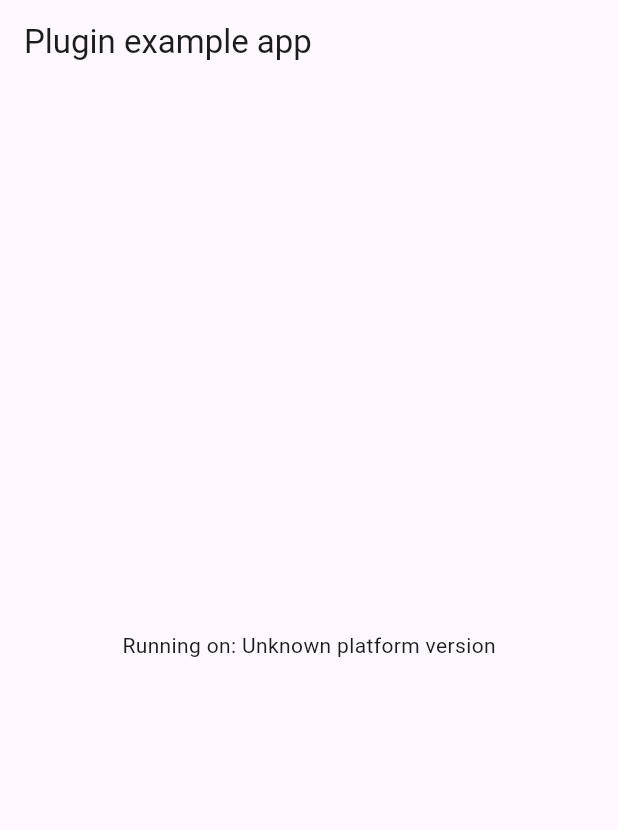
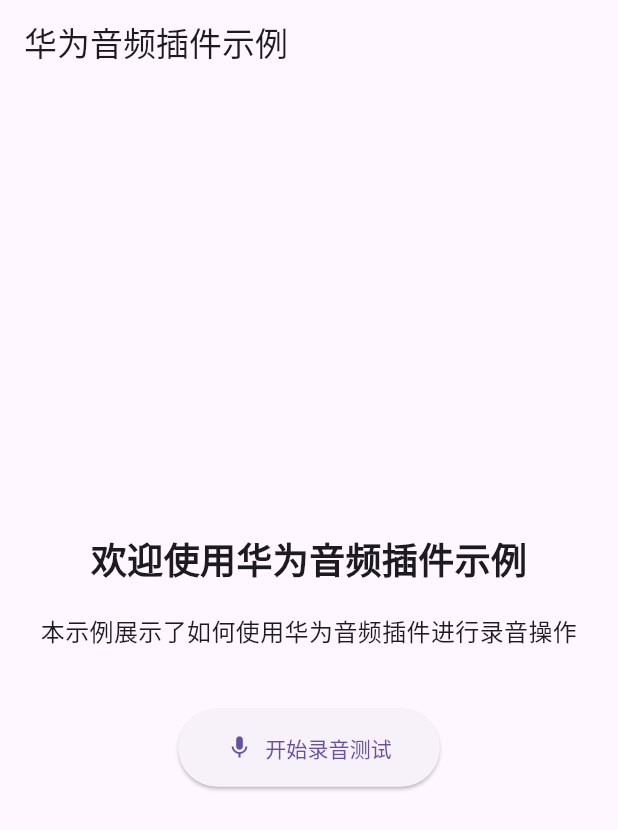
Before and after one commit to nottyjay/huawei_plugins, a Flutter app: the screen it shows after launch, on a phone screen of 412 x 824 dp. Shown: the top 830 px of the screen. Run offline on Flutter 3.47's test engine with Material 3 defaults, Android fonts, the phone set to English and light mode, and no system bars; our stand-ins replace plugin_platform_interface; missing offline and left inert: flutter_sound_record.

```diff
--- a/example/lib/main.dart
+++ b/example/lib/main.dart
@@ -1,61 +1,62 @@
 import 'package:flutter/material.dart';
-import 'dart:async';
-
-import 'package:flutter/services.dart';
-import 'package:huawei_flutter_plugins/huawei_flutter_plugins.dart';
+import 'pages/record_page.dart';
 
 void main() {
   runApp(const MyApp());
 }
 
-class MyApp extends StatefulWidget {
+class MyApp extends StatelessWidget {
   const MyApp({super.key});
-
-  @override
-  State<MyApp> createState() => _MyAppState();
-}
-
-class _MyAppState extends State<MyApp> {
-  String _platformVersion = 'Unknown';
-  final _huaweiFlutterPluginsPlugin = HuaweiFlutterPlugins();
-
-  @override
-  void initState() {
-    super.initState();
-    initPlatformState();
-  }
-
-  // Platform messages are asynchronous, so we initialize in an async method.
-  Future<void> initPlatformState() async {
-    String platformVersion;
-    // Platform messages may fail, so we use a try/catch PlatformException.
-    // We also handle the message potentially returning null.
-    try {
-      platformVersion =
-          await _huaweiFlutterPluginsPlugin.getPlatformVersion() ?? 'Unknown platform version';
-    } on PlatformException {
-      platformVersion = 'Failed to get platform version.';
-    }
-
-    // If the widget was removed from the tree while the asynchronous platform
-    // message was in flight, we want to discard the reply rather than calling
-    // setState to update our non-existent appearance.
-    if (!mounted) return;
-
-    setState(() {
-      _platformVersion = platformVersion;
-    });
-  }
 
   @override
   Widget build(BuildContext context) {
     return MaterialApp(
-      home: Scaffold(
-        appBar: AppBar(
-          title: const Text('Plugin example app'),
-        ),
-        body: Center(
-          child: Text('Running on: $_platformVersion\n'),
+      home: const GuidePage(),
+      theme: ThemeData(
+        primarySwatch: Colors.blue,
+      ),
+    );
+  }
+}
+
+class GuidePage extends StatelessWidget {
+  const GuidePage({super.key});
+
+  @override
+  Widget build(BuildContext context) {
+    return Scaffold(
+      appBar: AppBar(
+        title: const Text('华为音频插件示例'),
+      ),
+      body: Center(
+        child: Column(
+          mainAxisAlignment: MainAxisAlignment.center,
+          children: [
+            const Text(
+              '欢迎使用华为音频插件示例',
+              style: TextStyle(fontSize: 24, fontWeight: FontWeight.bold),
+            ),
+            const SizedBox(height: 20),
+            const Text(
+              '本示例展示了如何使用华为音频插件进行录音操作',
+              textAlign: TextAlign.center,
+              style: TextStyle(fontSize: 16),
+            ),
+            const SizedBox(height: 40),
+            ElevatedButton.icon(
+              onPressed: () {
+                Navigator.push(
+                  context,
+                  MaterialPageRoute(builder: (context) => const RecordPage()),
+                );
+              },
+              icon: const Icon(Icons.mic),
+              label: const Text('开始录音测试'),
+              style: ElevatedButton.styleFrom(
+                padding: const EdgeInsets.symmetric(horizontal: 32, vertical: 16),
+              ),
+            ),
+          ],
         ),
       ),
     );
--- a/example/pubspec.yaml
+++ b/example/pubspec.yaml
@@ -28,6 +28,8 @@ dependencies:
   # The following adds the Cupertino Icons font to your application.
   # Use with the CupertinoIcons class for iOS style icons.
   cupertino_icons: ^1.0.8
+  flutter_sound_record: ^3.3.2
+  path_provider: ^2.1.5
 
 dev_dependencies:
   integration_test:
```
Also changed, not shown: example/lib/pages/record_page.dart (added, +101 -0 lines), lib/huawei_flutter_plugins.dart (+12 -0 lines), lib/huawei_flutter_plugins_method_channel.dart (+4 -3 lines), lib/huawei_flutter_plugins_platform_interface.dart (+11 -0 lines), example/pubspec.lock, 4 other files.
